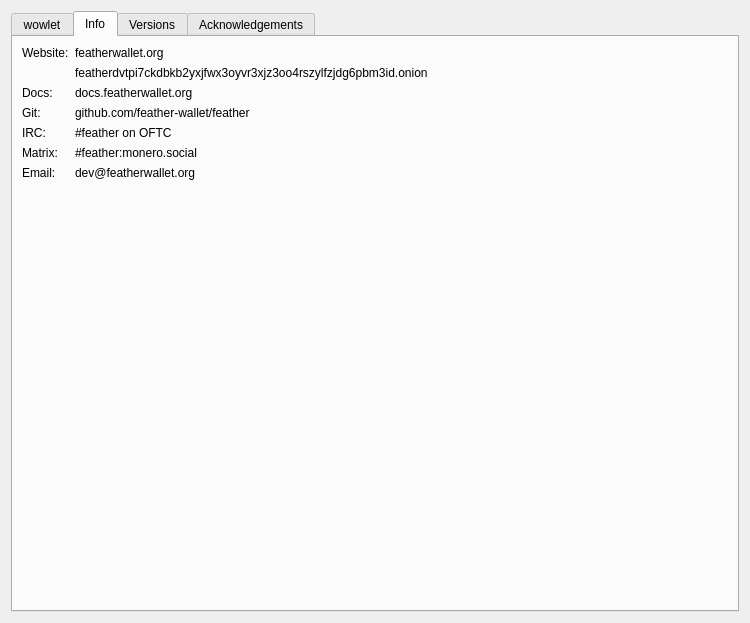
wownero/wowlet, file src/dialog/AboutDialog.ui: the form before one commit.
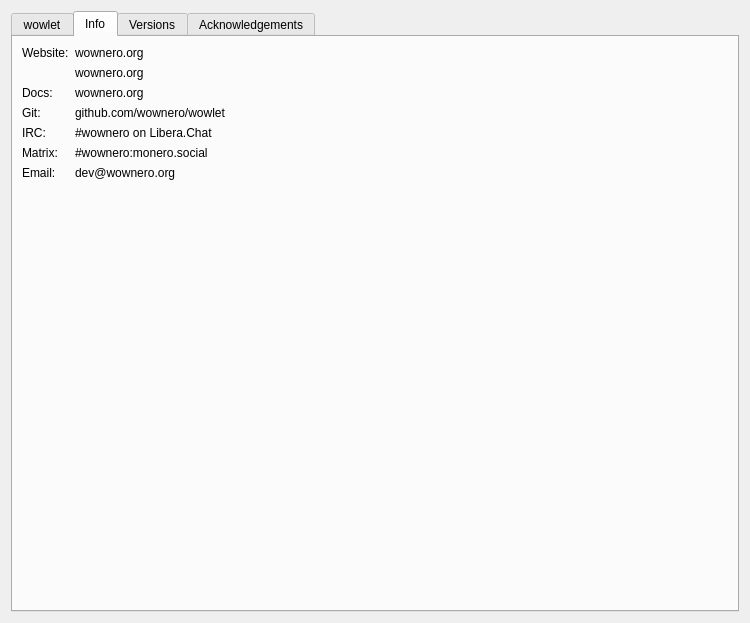
The form after the commit. The open tabs and pages were chosen to show the change. Custom widgets are drawn as their Qt base class.

Commit message: wowlet: fix mining-tab white screen (root anchors.fill→size), visible radio selectors (wow.qss :/wow/→:/dark/), wizard+window titles, debrand live strings (tray/tor/webcam), About+website URLs→wownero, config dir →wowlet (also fixes stale Monero wallet dir)

The edit to the form file:
```diff
--- a/src/dialog/AboutDialog.ui
+++ b/src/dialog/AboutDialog.ui
@@ -86,7 +86,7 @@
        <item row="0" column="1">
         <widget class="QLabel" name="label_8">
          <property name="text">
-          <string>featherwallet.org</string>
+          <string>wownero.org</string>
          </property>
          <property name="textInteractionFlags">
           <set>Qt::TextInteractionFlag::LinksAccessibleByMouse|Qt::TextInteractionFlag::TextSelectableByMouse</set>
@@ -103,7 +103,7 @@
        <item row="1" column="1">
         <widget class="QLabel" name="label_19">
          <property name="text">
-          <string>featherdvtpi7ckdbkb2yxjfwx3oyvr3xjz3oo4rszylfzjdg6pbm3id.onion</string>
+          <string>wownero.org</string>
          </property>
          <property name="textInteractionFlags">
           <set>Qt::TextInteractionFlag::LinksAccessibleByMouse|Qt::TextInteractionFlag::TextSelectableByMouse</set>
@@ -120,7 +120,7 @@
        <item row="2" column="1">
         <widget class="QLabel" name="label_10">
          <property name="text">
-          <string>docs.featherwallet.org</string>
+          <string>wownero.org</string>
          </property>
          <property name="textInteractionFlags">
           <set>Qt::TextInteractionFlag::LinksAccessibleByMouse|Qt::TextInteractionFlag::TextSelectableByMouse</set>
@@ -137,7 +137,7 @@
        <item row="3" column="1">
         <widget class="QLabel" name="label_11">
          <property name="text">
-          <string>github.com/feather-wallet/feather</string>
+          <string>github.com/wownero/wowlet</string>
          </property>
          <property name="textInteractionFlags">
           <set>Qt::TextInteractionFlag::LinksAccessibleByMouse|Qt::TextInteractionFlag::TextSelectableByMouse</set>
@@ -154,7 +154,7 @@
        <item row="4" column="1">
         <widget class="QLabel" name="label_13">
          <property name="text">
-          <string>#feather on OFTC</string>
+          <string>#wownero on Libera.Chat</string>
          </property>
          <property name="textInteractionFlags">
           <set>Qt::TextInteractionFlag::LinksAccessibleByMouse|Qt::TextInteractionFlag::TextSelectableByMouse</set>
@@ -171,7 +171,7 @@
        <item row="5" column="1">
         <widget class="QLabel" name="label_14">
          <property name="text">
-          <string>#feather:monero.social</string>
+          <string>#wownero:monero.social</string>
          </property>
          <property name="textInteractionFlags">
           <set>Qt::TextInteractionFlag::LinksAccessibleByMouse|Qt::TextInteractionFlag::TextSelectableByMouse</set>
@@ -188,7 +188,7 @@
        <item row="6" column="1">
         <widget class="QLabel" name="label_15">
          <property name="text">
-          <string>dev@featherwallet.org</string>
+          <string>dev@wownero.org</string>
          </property>
          <property name="textInteractionFlags">
           <set>Qt::TextInteractionFlag::LinksAccessibleByMouse|Qt::TextInteractionFlag::TextSelectableByMouse</set>
```
The commit also changes 9 other files.
